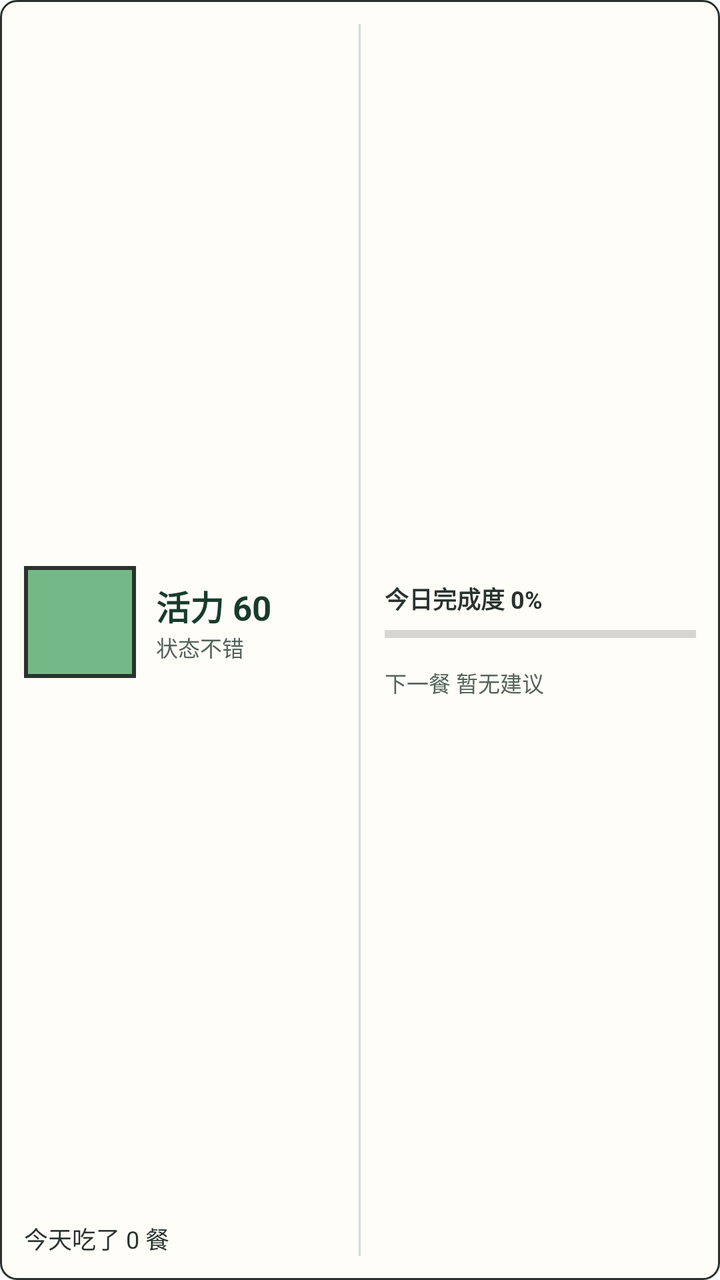
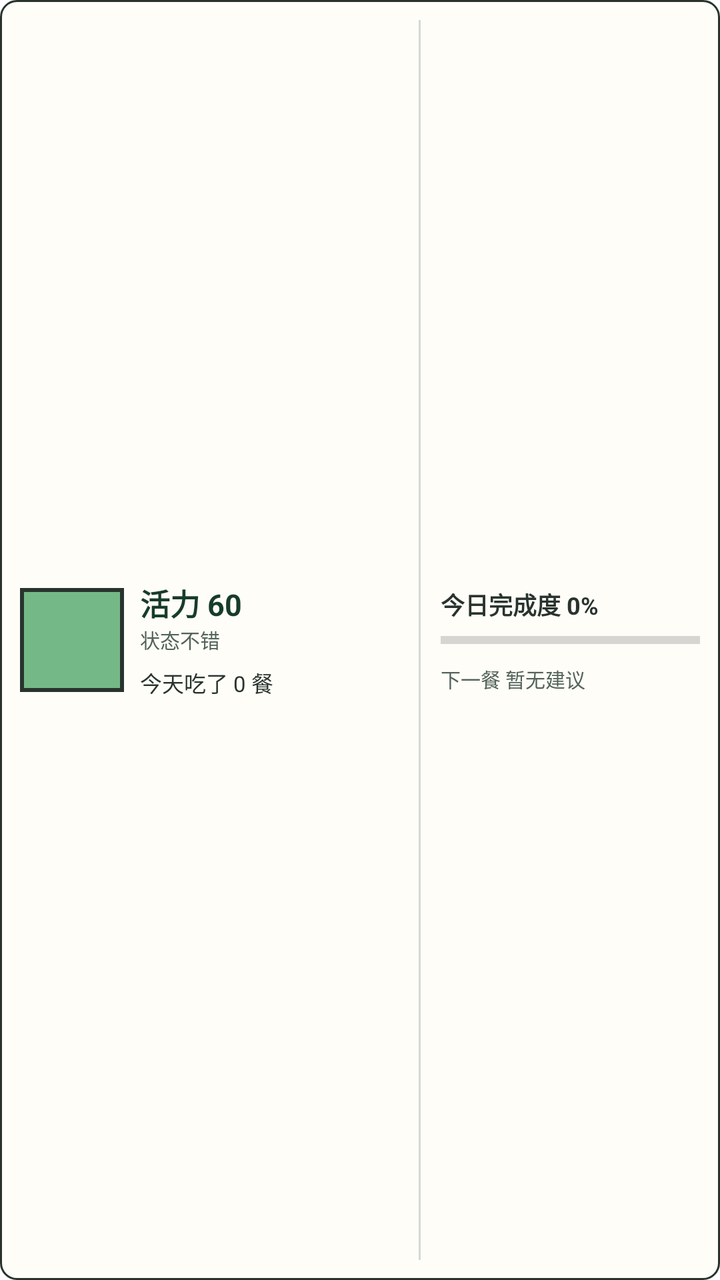

Compare the two renders of this Android layout. The source of the first and the diff that turns it into the second are given below.
<!-- AndroidManifest.xml: fallback theme Theme.MaterialComponents.DayNight.NoActionBar -->
<!-- res/layout/widget_medium.xml -->
<?xml version="1.0" encoding="utf-8"?>
<LinearLayout xmlns:android="http://schemas.android.com/apk/res/android"
    android:id="@+id/widget_root"
    android:layout_width="match_parent"
    android:layout_height="match_parent"
    android:background="@drawable/widget_background"
    android:gravity="center_vertical"
    android:orientation="horizontal"
    android:padding="12dp">

    <LinearLayout
        android:layout_width="0dp"
        android:layout_height="match_parent"
        android:layout_weight="1"
        android:gravity="center_vertical"
        android:orientation="vertical">

        <LinearLayout
            android:layout_width="match_parent"
            android:layout_height="0dp"
            android:layout_weight="1"
            android:gravity="center_vertical"
            android:orientation="horizontal">

            <ImageView
                android:id="@+id/widget_sprite"
                android:layout_width="56dp"
                android:layout_height="56dp"
                android:contentDescription="@string/widget_pet_sprite"
                android:scaleType="centerInside"
                android:src="@drawable/widget_pet_placeholder" />

            <LinearLayout
                android:layout_width="0dp"
                android:layout_height="wrap_content"
                android:layout_marginStart="10dp"
                android:layout_weight="1"
                android:orientation="vertical">

                <TextView
                    android:id="@+id/widget_vitality"
                    android:layout_width="match_parent"
                    android:layout_height="wrap_content"
                    android:ellipsize="end"
                    android:maxLines="1"
                    android:text="活力 60"
                    android:textColor="#173C2A"
                    android:textSize="17sp"
                    android:textStyle="bold" />

                <TextView
                    android:id="@+id/widget_vitality_state"
                    android:layout_width="match_parent"
                    android:layout_height="wrap_content"
                    android:ellipsize="end"
                    android:maxLines="1"
                    android:text="状态不错"
                    android:textColor="#53635A"
                    android:textSize="11sp" />
            </LinearLayout>
        </LinearLayout>

        <TextView
            android:id="@+id/widget_meal_count"
            android:layout_width="match_parent"
            android:layout_height="wrap_content"
            android:ellipsize="end"
            android:maxLines="1"
            android:text="今天吃了 0 餐"
            android:textColor="#29332E"
            android:textSize="12sp" />
    </LinearLayout>

    <ImageView
        android:layout_width="1dp"
        android:layout_height="match_parent"
        android:layout_marginHorizontal="12dp"
        android:background="#D3D9D5"
        android:contentDescription="@null" />

    <LinearLayout
        android:layout_width="0dp"
        android:layout_height="match_parent"
        android:layout_weight="1"
        android:gravity="center_vertical"
        android:orientation="vertical">

        <TextView
            android:id="@+id/widget_completion"
            android:layout_width="match_parent"
            android:layout_height="wrap_content"
            android:text="今日完成度 0%"
            android:textColor="#29332E"
            android:textSize="12sp"
            android:textStyle="bold" />

        <ProgressBar
            android:id="@+id/widget_completion_progress"
            style="?android:attr/progressBarStyleHorizontal"
            android:layout_width="match_parent"
            android:layout_height="8dp"
            android:layout_marginTop="5dp"
            android:max="100"
            android:progress="0"
            android:progressTint="#4D9A70" />

        <TextView
            android:id="@+id/widget_next_meal"
            android:layout_width="match_parent"
            android:layout_height="wrap_content"
            android:layout_marginTop="12dp"
            android:ellipsize="end"
            android:maxLines="2"
            android:text="下一餐 暂无建议"
            android:textColor="#53635A"
            android:textSize="11sp" />
    </LinearLayout>
</LinearLayout>
<!-- resources referenced by this layout -->
<resources>
  <!-- drawable widget_background (drawable) -->
  <?xml version="1.0" encoding="utf-8"?>
  <shape xmlns:android="http://schemas.android.com/apk/res/android"
      android:shape="rectangle">
      <solid android:color="#FFFDF8" />
      <corners android:radius="8dp" />
      <stroke
          android:width="1dp"
          android:color="#29332E" />
  </shape>
  <!-- drawable widget_pet_placeholder (drawable) -->
  <?xml version="1.0" encoding="utf-8"?>
  <shape xmlns:android="http://schemas.android.com/apk/res/android"
      android:shape="rectangle">
      <solid android:color="#74B887" />
      <stroke
          android:width="2dp"
          android:color="#29332E" />
  </shape>
  <string name="widget_pet_sprite">伙伴状态图</string>
</resources>

<!-- the commit's change to res/layout/widget_medium.xml (unified diff, before → after) -->
@@ -6,7 +6,16 @@
     android:background="@drawable/widget_background"
     android:gravity="center_vertical"
     android:orientation="horizontal"
-    android:padding="12dp">
+    android:padding="10dp">
+
+    <ImageView
+        android:id="@+id/widget_sprite"
+        android:layout_width="52dp"
+        android:layout_height="52dp"
+        android:layout_marginEnd="8dp"
+        android:contentDescription="@string/widget_pet_sprite"
+        android:scaleType="centerInside"
+        android:src="@drawable/widget_pet_placeholder" />
 
     <LinearLayout
         android:layout_width="0dp"
@@ -15,66 +24,43 @@
         android:gravity="center_vertical"
         android:orientation="vertical">
 
-        <LinearLayout
+        <TextView
+            android:id="@+id/widget_vitality"
             android:layout_width="match_parent"
-            android:layout_height="0dp"
-            android:layout_weight="1"
-            android:gravity="center_vertical"
-            android:orientation="horizontal">
+            android:layout_height="wrap_content"
+            android:ellipsize="end"
+            android:maxLines="1"
+            android:text="活力 60"
+            android:textColor="#173C2A"
+            android:textSize="15sp"
+            android:textStyle="bold" />
 
-            <ImageView
-                android:id="@+id/widget_sprite"
-                android:layout_width="56dp"
-                android:layout_height="56dp"
-                android:contentDescription="@string/widget_pet_sprite"
-                android:scaleType="centerInside"
-                android:src="@drawable/widget_pet_placeholder" />
-
-            <LinearLayout
-                android:layout_width="0dp"
-                android:layout_height="wrap_content"
-                android:layout_marginStart="10dp"
-                android:layout_weight="1"
-                android:orientation="vertical">
-
-                <TextView
-                    android:id="@+id/widget_vitality"
-                    android:layout_width="match_parent"
-                    android:layout_height="wrap_content"
-                    android:ellipsize="end"
-                    android:maxLines="1"
-                    android:text="活力 60"
-                    android:textColor="#173C2A"
-                    android:textSize="17sp"
-                    android:textStyle="bold" />
-
-                <TextView
-                    android:id="@+id/widget_vitality_state"
-                    android:layout_width="match_parent"
-                    android:layout_height="wrap_content"
-                    android:ellipsize="end"
-                    android:maxLines="1"
-                    android:text="状态不错"
-                    android:textColor="#53635A"
-                    android:textSize="11sp" />
-            </LinearLayout>
-        </LinearLayout>
+        <TextView
+            android:id="@+id/widget_vitality_state"
+            android:layout_width="match_parent"
+            android:layout_height="wrap_content"
+            android:ellipsize="end"
+            android:maxLines="1"
+            android:text="状态不错"
+            android:textColor="#53635A"
+            android:textSize="10sp" />
 
         <TextView
             android:id="@+id/widget_meal_count"
             android:layout_width="match_parent"
             android:layout_height="wrap_content"
+            android:layout_marginTop="6dp"
             android:ellipsize="end"
             android:maxLines="1"
             android:text="今天吃了 0 餐"
             android:textColor="#29332E"
-            android:textSize="12sp" />
+            android:textSize="11sp" />
     </LinearLayout>
 
     <ImageView
         android:layout_width="1dp"
         android:layout_height="match_parent"
-        android:layout_marginHorizontal="12dp"
+        android:layout_marginHorizontal="10dp"
         android:background="#D3D9D5"
         android:contentDescription="@null" />
 
@@ -89,6 +75,8 @@
             android:id="@+id/widget_completion"
             android:layout_width="match_parent"
             android:layout_height="wrap_content"
+            android:ellipsize="end"
+            android:maxLines="1"
             android:text="今日完成度 0%"
             android:textColor="#29332E"
             android:textSize="12sp"
@@ -108,11 +96,11 @@
             android:id="@+id/widget_next_meal"
             android:layout_width="match_parent"
             android:layout_height="wrap_content"
-            android:layout_marginTop="12dp"
+            android:layout_marginTop="8dp"
             android:ellipsize="end"
             android:maxLines="2"
             android:text="下一餐 暂无建议"
             android:textColor="#53635A"
-            android:textSize="11sp" />
+            android:textSize="10sp" />
     </LinearLayout>
 </LinearLayout>
